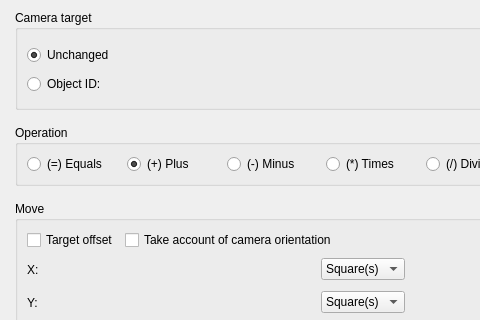
This is Engine/Dialogs/Commands/dialogcommandmovecamera.ui in RPG-Paper-Maker/RPG-Paper-Maker as Qt 5 draws it before an edit; both pictures show x 0 to 480 and y 0 to 320 of the 649 by 732 pixel window. The edited form follows.
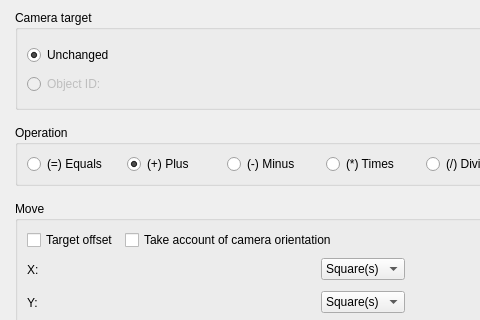
This is the edited form. Custom widgets are drawn as their Qt base class.

```diff
--- a/Engine/Dialogs/Commands/dialogcommandmovecamera.ui
+++ b/Engine/Dialogs/Commands/dialogcommandmovecamera.ui
@@ -78,6 +78,9 @@
             </item>
             <item row="1" column="0">
              <widget class="QRadioButton" name="radioButtonTargetObjectID">
+              <property name="enabled">
+               <bool>false</bool>
+              </property>
               <property name="text">
                <string>Object ID: </string>
               </property>
```
Left out of the diff: 3 changed lines with no effect on the pictures.
